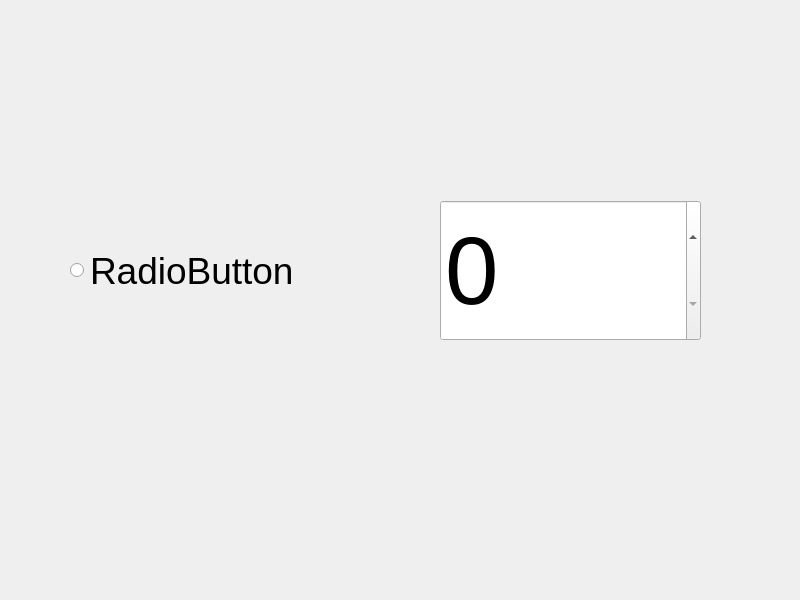
Before: the Qt Designer form gui1.ui in kyoko9000/79.-pyqt5-project-1, drawn with Qt 5.
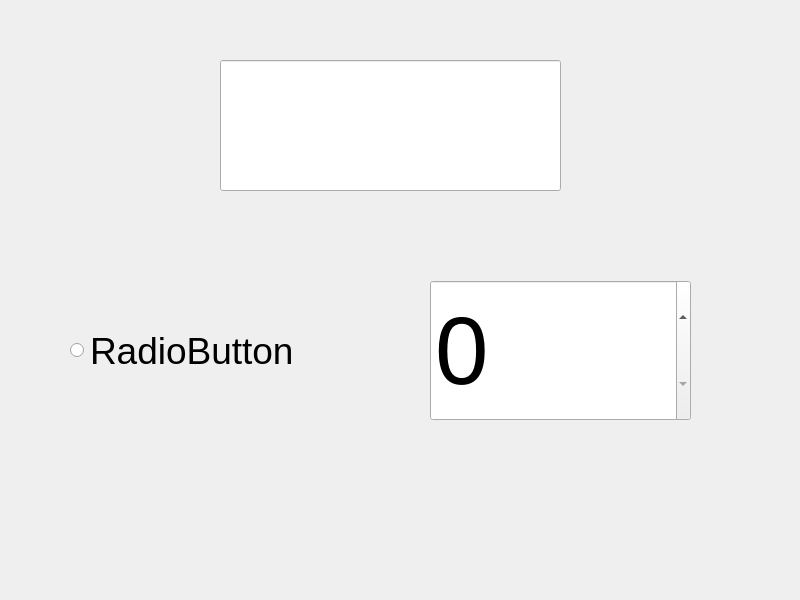
After: the same form once the commit is applied.

The edit to the form file:
```diff
--- a/gui1.ui
+++ b/gui1.ui
@@ -17,8 +17,8 @@
    <widget class="QSpinBox" name="spinBox">
     <property name="geometry">
      <rect>
-      <x>440</x>
-      <y>200</y>
+      <x>430</x>
+      <y>280</y>
       <width>261</width>
       <height>141</height>
      </rect>
@@ -33,7 +33,7 @@
     <property name="geometry">
      <rect>
       <x>70</x>
-      <y>220</y>
+      <y>300</y>
       <width>271</width>
       <height>101</height>
      </rect>
@@ -47,6 +47,21 @@
      <string>RadioButton</string>
     </property>
    </widget>
+   <widget class="QLineEdit" name="lineEdit">
+    <property name="geometry">
+     <rect>
+      <x>220</x>
+      <y>60</y>
+      <width>341</width>
+      <height>131</height>
+     </rect>
+    </property>
+    <property name="font">
+     <font>
+      <pointsize>72</pointsize>
+     </font>
+    </property>
+   </widget>
   </widget>
  </widget>
  <resources/>
```
